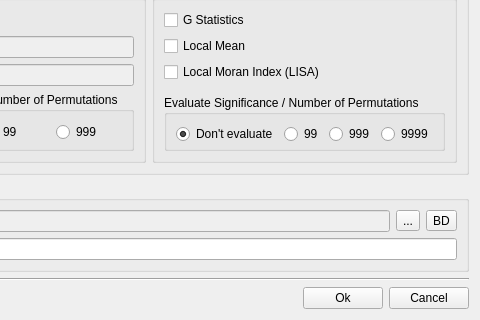
claudiobogossian/terralib5, file src/terralib/sa/qt/ui/SpatialStatisticsDialogForm.ui: the form before one commit; both pictures show x 172 to 652 and y 286 to 606 of the 652 by 606 pixel window.
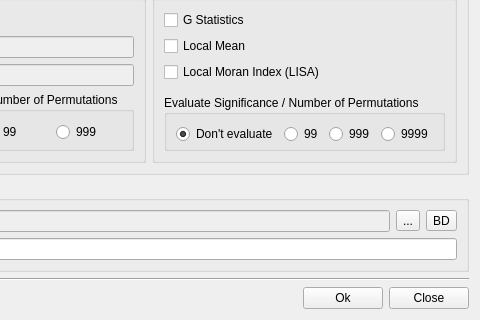
The form after the commit. Custom widgets are drawn as their Qt base class.

```diff
--- a/src/terralib/sa/qt/ui/SpatialStatisticsDialogForm.ui
+++ b/src/terralib/sa/qt/ui/SpatialStatisticsDialogForm.ui
@@ -521,7 +521,7 @@
        <item row="1" column="3">
         <widget class="QPushButton" name="m_cancelPushButton">
          <property name="text">
-          <string>Cancel</string>
+          <string>Close</string>
          </property>
         </widget>
        </item>
```
